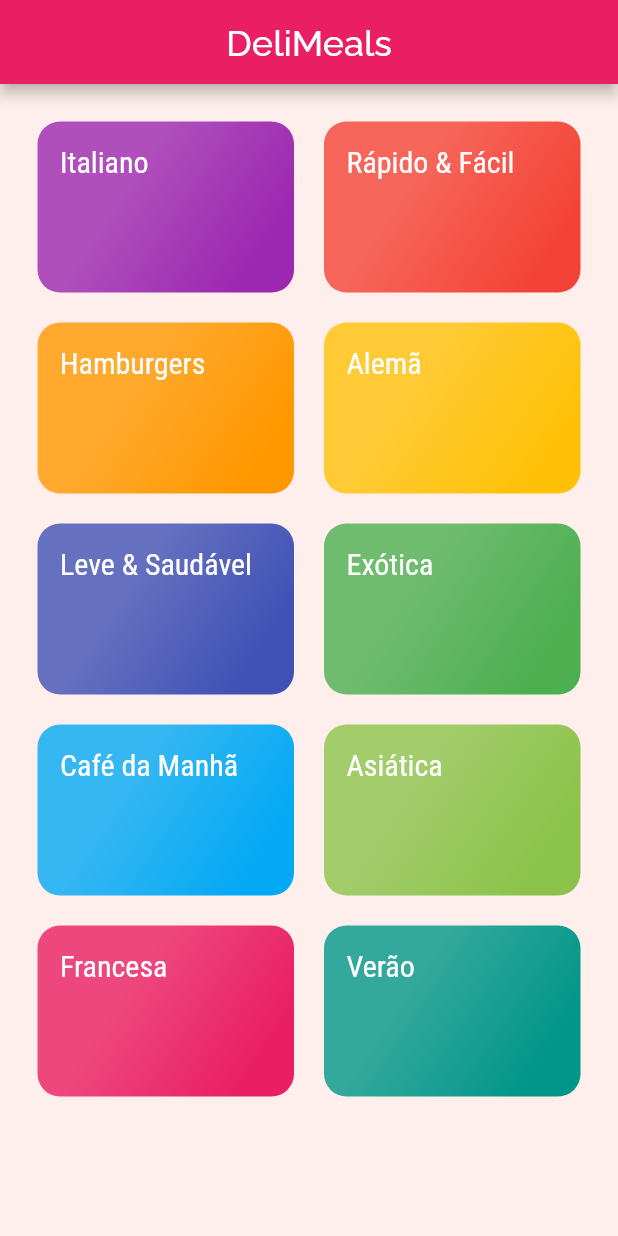
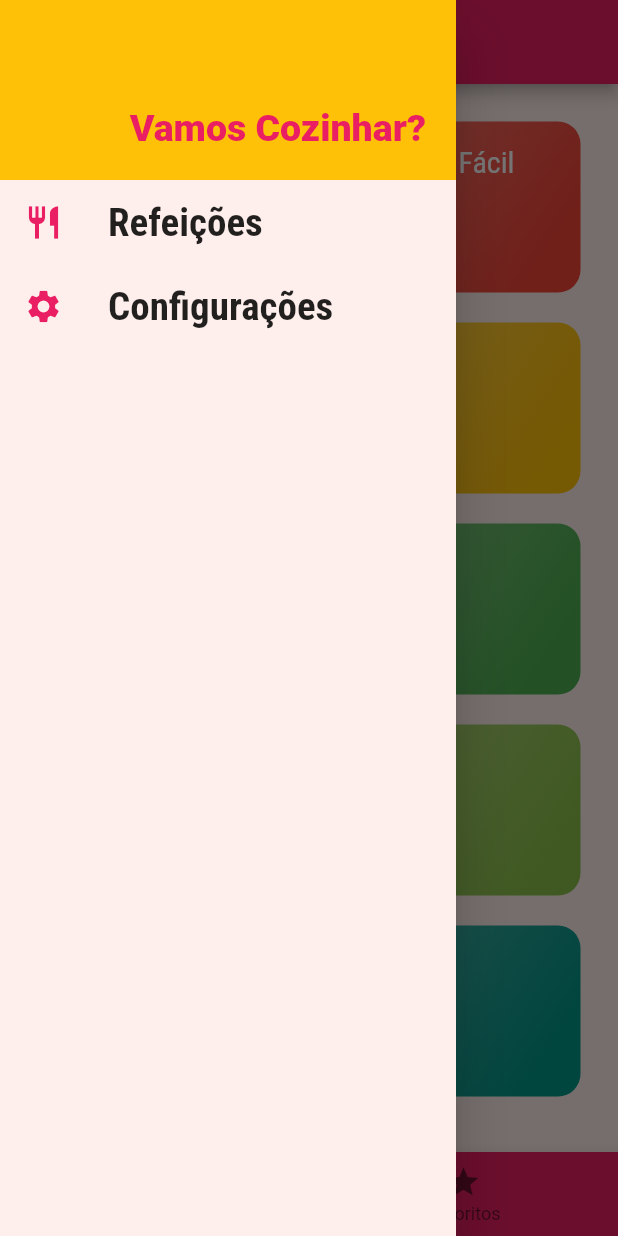
Before and after one commit to andrem4rks/meals-flutter-study-app, a Flutter app: the screen it shows after launch, with the side drawer open (before the commit the screen has no drawer), on a phone screen of 412 x 824 dp. Run offline on Flutter 3.47's test engine with Material 2 defaults, Android fonts, the phone set to English and light mode, and no system bars.

Commit message:
tranfer commit

```diff
--- a/lib/components/category_item.dart
+++ b/lib/components/category_item.dart
@@ -44,7 +44,7 @@ class _CategoryItemState extends State<CategoryItem> {
       },
       child: InkWell(
         onTap: () => _selectCategory(context),
-        borderRadius: BorderRadius.circular(10),
+        borderRadius: BorderRadius.circular(15),
         splashColor: Theme.of(context).primaryColor,
         child: AnimatedContainer(
           duration: const Duration(milliseconds: 150),
--- /dev/null
+++ b/lib/components/main_drawer.dart
@@ -0,0 +1,63 @@
+import 'package:flutter/material.dart';
+import 'package:meals/utils/app_routes.dart';
+
+class MainDrawer extends StatelessWidget {
+  const MainDrawer({super.key});
+
+  @override
+  Widget build(BuildContext context) {
+    return Drawer(
+      child: Column(
+        children: [
+          Container(
+            height: 120,
+            width: double.infinity,
+            padding: const EdgeInsets.all(20),
+            color: Theme.of(context).colorScheme.copyWith().secondary,
+            alignment: Alignment.bottomRight,
+            child: Text(
+              'Vamos Cozinhar?',
+              style: TextStyle(
+                fontWeight: FontWeight.w900,
+                fontSize: 25,
+                color: Theme.of(context).colorScheme.copyWith().primary,
+              ),
+            ),
+          ),
+          _createItem(
+            Icons.restaurant,
+            'Refeições',
+            context,
+            () => Navigator.of(context).pushReplacementNamed(AppRoutes.HOME),
+          ),
+          _createItem(
+            Icons.settings,
+            'Configurações',
+            context,
+            () => Navigator.of(context).pushNamed(AppRoutes.SETTINGS),
+          ),
+        ],
+      ),
+    );
+  }
+
+  Widget _createItem(
+      IconData icon, String label, BuildContext context, void Function() onTap) {
+    return ListTile(
+      leading: Icon(
+        icon,
+        size: 26,
+        color: Theme.of(context).colorScheme.copyWith().primary,
+      ),
+      title: Text(
+        label,
+        style: const TextStyle(
+          fontFamily: 'RobotoCondensed',
+          fontSize: 26,
+          fontWeight: FontWeight.bold,
+        ),
+      ),
+      onTap: onTap,
+    );
+  }
+}
--- a/lib/main.dart
+++ b/lib/main.dart
@@ -1,6 +1,9 @@
 import 'package:flutter/material.dart';
 import 'package:meals/screens/categories_meals_screen.dart';
 import 'package:meals/screens/categories_screen.dart';
+import 'package:meals/screens/meal_detail_screen.dart';
+import 'package:meals/screens/settings_screen.dart';
+import 'package:meals/screens/tabs_screen.dart';
 
 import 'package:meals/utils/app_routes.dart';
 
@@ -16,8 +19,10 @@ class MyApp extends StatelessWidget {
     return MaterialApp(
       title: 'DeliMeals',
       theme: ThemeData(
-        primarySwatch: Colors.pink,
-        primaryColor: Colors.amber,
+        colorScheme: tema.colorScheme.copyWith(
+          primary: Colors.pink,
+          secondary: Colors.amber,
+        ),
         fontFamily: 'Raleway',
         canvasColor: const Color.fromARGB(255, 255, 239, 236),
         textTheme: ThemeData.light().textTheme.copyWith(
@@ -34,8 +39,16 @@ class MyApp extends StatelessWidget {
             ),
       ),
       routes: {
-        AppRoutes.HOME: (ctx) => const CategoriesScreen(),
+        AppRoutes.HOME: (ctx) => const TabsScreen (),
         AppRoutes.CATEGORIES_MEALS: (ctx) => const CategoriesMealsScreen(),
+        AppRoutes.MEAL_DETAIL: (ctx) => const MealDetailScreen(),
+        AppRoutes.SETTINGS: (ctx) => const SettingsScreen(),
+      },
+      onUnknownRoute: (settings) {
+        return MaterialPageRoute(
+          builder: (_) {
+          return const CategoriesScreen();
+        });
       },
     );
   }
--- a/lib/screens/categories_meals_screen.dart
+++ b/lib/screens/categories_meals_screen.dart
@@ -1,5 +1,5 @@
 import 'package:flutter/material.dart';
-import 'package:meals/components/meal.item.dart';
+import 'package:meals/components/meal_item.dart';
 import 'package:meals/data/dummy_data.dart';
 
 import '../models/category.dart';
--- a/lib/screens/categories_screen.dart
+++ b/lib/screens/categories_screen.dart
@@ -7,16 +7,7 @@ class CategoriesScreen extends StatelessWidget {
 
   @override
   Widget build(BuildContext context) {
-    return Scaffold(
-      appBar: AppBar(
-        title: Center(
-          child: Text(
-            'DeliMeals',
-            style: Theme.of(context).textTheme.titleLarge,
-          ),
-        ),
-      ),
-      body: Center(
+    return Center(
       child: SizedBox(
         width: 768,
         child: GridView(
@@ -32,7 +23,6 @@ class CategoriesScreen extends StatelessWidget {
           }).toList(),
         ),
       ),
-      ),
     );
   }
 }
--- /dev/null
+++ b/lib/screens/tabs_screen.dart
@@ -0,0 +1,62 @@
+import 'package:flutter/material.dart';
+import 'package:meals/components/main_drawer.dart';
+import 'package:meals/screens/categories_screen.dart';
+import 'package:meals/screens/favorite_screen.dart';
+
+class TabsScreen extends StatefulWidget {
+  const TabsScreen({super.key});
+
+  @override
+  State<TabsScreen> createState() => _TabsScreenState();
+}
+
+class _TabsScreenState extends State<TabsScreen> {
+
+  int _selectedScreenIndex = 0;
+  final List<Widget> _screens = const [
+    CategoriesScreen(),
+    FavoriteScreen(),
+  ];
+
+  _selectScreen(int index) {
+    setState(() {
+      _selectedScreenIndex = index;
+    });
+  }
+
+  @override
+  Widget build(BuildContext context) {
+    return DefaultTabController(
+      length: 2,
+      child: Scaffold(
+        appBar: AppBar(
+          title: const Row(
+            children: [
+              Text('DeliMeals'),
+              SizedBox(width: 10),
+              Icon(Icons.menu_book)
+            ],
+          ),
+        ),
+        drawer: const MainDrawer(),
+        body: _screens[_selectedScreenIndex],
+        bottomNavigationBar: BottomNavigationBar(
+          backgroundColor: Theme.of(context).colorScheme.copyWith().primary,
+          selectedItemColor: Colors.white,
+          currentIndex: _selectedScreenIndex,
+          onTap: _selectScreen,
+          items: const [
+            BottomNavigationBarItem(
+              icon: Icon(Icons.category),
+              label: 'Categorias',
+            ),
+            BottomNavigationBarItem(
+              icon: Icon(Icons.star),
+              label: 'Favoritos',
+            ),
+          ],
+        ),
+      ),
+    );
+  }
+}
--- a/lib/utils/app_routes.dart
+++ b/lib/utils/app_routes.dart
@@ -3,4 +3,6 @@
 class AppRoutes {
   static const HOME = '/';
   static const CATEGORIES_MEALS = '/categories-meals';
+  static const MEAL_DETAIL = '/meal/detail';
+  static const SETTINGS = '/settings';
 }
```
Also changed, not shown: lib/components/meal_item.dart (renamed from lib/components/meal.item.dart, +18 -2 lines), lib/screens/favorite_screen.dart (added, +12 -0 lines), lib/screens/meal_detail_screen.dart (added, +114 -0 lines), lib/screens/settings_screen.dart (added, +17 -0 lines). Lines whose indentation alone changed are shown as unchanged.
